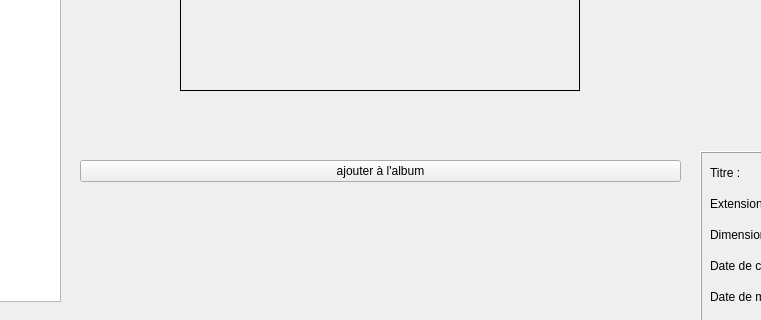
Before: the Qt Designer form projet/mainwindow.ui in BlackFox3000/M1-IHM-Project, drawn with Qt 5; both pictures show x 140 to 901 and y 288 to 608 of the 1280 by 720 pixel window.
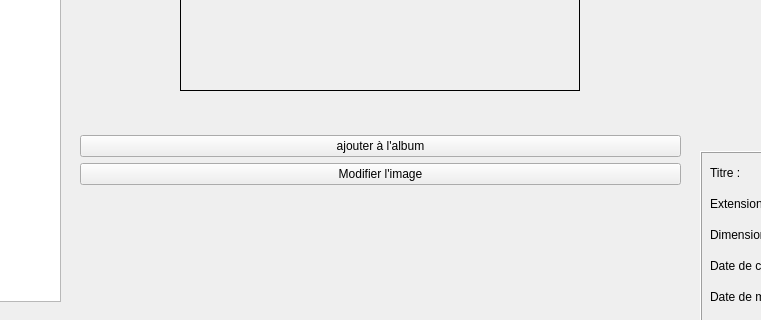
After: the same form once the commit is applied.

What changed in the file:
```diff
--- a/projet/mainwindow.ui
+++ b/projet/mainwindow.ui
@@ -238,7 +238,7 @@
       <x>220</x>
       <y>10</y>
       <width>601</width>
-      <height>441</height>
+      <height>444</height>
      </rect>
     </property>
     <layout class="QVBoxLayout" name="verticalLayout_2">
@@ -342,6 +342,17 @@
        </property>
       </widget>
      </item>
+     <item>
+      <layout class="QHBoxLayout" name="horizontalLayout_2">
+       <item>
+        <widget class="QPushButton" name="editBtn">
+         <property name="text">
+          <string>Modifier l'image</string>
+         </property>
+        </widget>
+       </item>
+      </layout>
+     </item>
     </layout>
    </widget>
   </widget>
```
